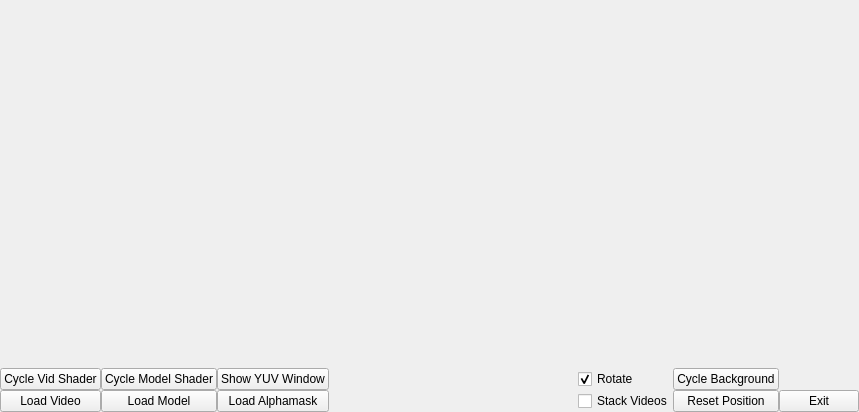
Before: the Qt Designer form src/qt_gl_gst/controlsform.ui in dallinbriggs/Multi_Sensor_UAV_Environment, drawn with Qt 5.
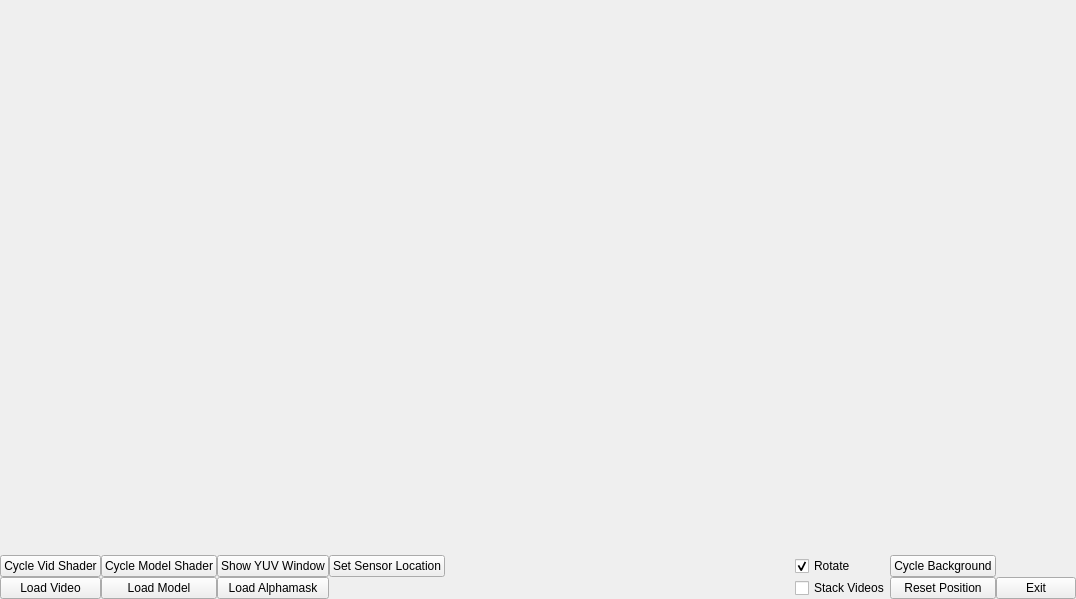
After: the same form once the commit is applied.

What changed in the file:
```diff
--- a/src/qt_gl_gst/controlsform.ui
+++ b/src/qt_gl_gst/controlsform.ui
@@ -6,8 +6,8 @@
    <rect>
     <x>0</x>
     <y>0</y>
-    <width>859</width>
-    <height>412</height>
+    <width>1076</width>
+    <height>599</height>
    </rect>
   </property>
   <property name="sizePolicy">
@@ -62,14 +62,58 @@
        </property>
       </widget>
      </item>
-     <item row="1" column="5">
+     <item row="1" column="2">
+      <widget class="QPushButton" name="loadModelPushButton">
+       <property name="text">
+        <string>Load Model</string>
+       </property>
+      </widget>
+     </item>
+     <item row="1" column="8">
+      <widget class="QPushButton" name="exitPushButton">
+       <property name="text">
+        <string>Exit</string>
+       </property>
+      </widget>
+     </item>
+     <item row="0" column="6">
+      <widget class="QCheckBox" name="rotateCheckBox">
+       <property name="text">
+        <string>Rotate</string>
+       </property>
+       <property name="checked">
+        <bool>true</bool>
+       </property>
+      </widget>
+     </item>
+     <item row="0" column="3">
+      <widget class="QPushButton" name="showYUVPushButton">
+       <property name="text">
+        <string>Show YUV Window</string>
+       </property>
+      </widget>
+     </item>
+     <item row="0" column="5">
+      <spacer name="horizontalSpacer">
+       <property name="orientation">
+        <enum>Qt::Horizontal</enum>
+       </property>
+       <property name="sizeHint" stdset="0">
+        <size>
+         <width>40</width>
+         <height>20</height>
+        </size>
+       </property>
+      </spacer>
+     </item>
+     <item row="1" column="6">
       <widget class="QCheckBox" name="stackVidsCheckBox">
        <property name="text">
         <string>Stack Videos</string>
        </property>
       </widget>
      </item>
-     <item row="0" column="6">
+     <item row="0" column="7">
       <widget class="QPushButton" name="cycBackGndPushButton">
        <property name="text">
         <string>Cycle Background</string>
@@ -83,13 +127,6 @@
        </property>
       </widget>
      </item>
-     <item row="1" column="6">
-      <widget class="QPushButton" name="resetPosPushButton">
-       <property name="text">
-        <string>Reset Position</string>
-       </property>
-      </widget>
-     </item>
      <item row="1" column="3">
       <widget class="QPushButton" name="loadAlphaPushButton">
        <property name="text">
@@ -97,47 +134,17 @@
        </property>
       </widget>
      </item>
-     <item row="0" column="5">
-      <widget class="QCheckBox" name="rotateCheckBox">
-       <property name="text">
-        <string>Rotate</string>
-       </property>
-       <property name="checked">
-        <bool>true</bool>
-       </property>
-      </widget>
-     </item>
-     <item row="1" column="2">
-      <widget class="QPushButton" name="loadModelPushButton">
-       <property name="text">
-        <string>Load Model</string>
-       </property>
-      </widget>
-     </item>
      <item row="1" column="7">
-      <widget class="QPushButton" name="exitPushButton">
+      <widget class="QPushButton" name="resetPosPushButton">
        <property name="text">
-        <string>Exit</string>
+        <string>Reset Position</string>
        </property>
       </widget>
      </item>
      <item row="0" column="4">
-      <spacer name="horizontalSpacer">
-       <property name="orientation">
-        <enum>Qt::Horizontal</enum>
-       </property>
-       <property name="sizeHint" stdset="0">
-        <size>
-         <width>40</width>
-         <height>20</height>
-        </size>
-       </property>
-      </spacer>
-     </item>
-     <item row="0" column="3">
-      <widget class="QPushButton" name="showYUVPushButton">
+      <widget class="QPushButton" name="sensLocPushButton">
        <property name="text">
-        <string>Show YUV Window</string>
+        <string>Set Sensor Location</string>
        </property>
       </widget>
      </item>
```
Left out of the diff: 11 changed lines with no effect on the pictures.
